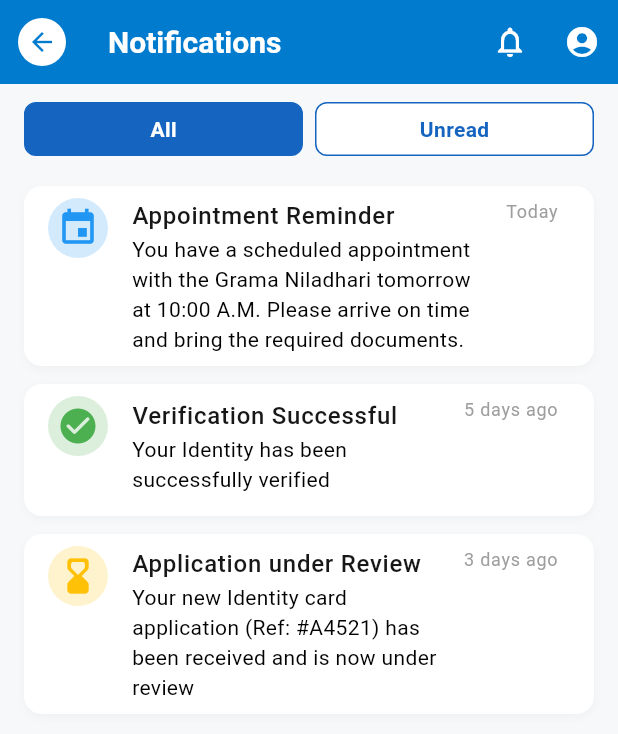
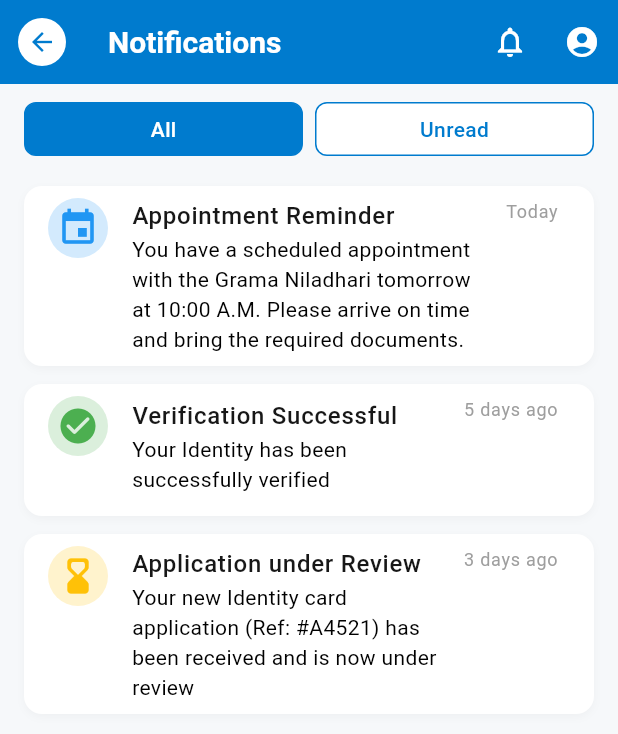
Before and after one commit to TeamSudoForge/SudoForge_GovConnect, a Flutter app: the screen it shows after launch, after a tap on the "notifications none" icon, on a phone screen of 412 x 824 dp. Shown: the top 734 px of the screen. Run offline on Flutter 3.47's test engine with Material 3 defaults, Android fonts, the phone set to English and light mode, and no system bars; our stand-ins replace remixicon.

Commit message:
fix: notification screen styles

```diff
--- a/frontend/lib/main.dart
+++ b/frontend/lib/main.dart
@@ -45,16 +45,9 @@ class HomePage extends StatelessWidget {
               onPressed: () {
                 Navigator.of(
                   context,
-                ).pushNamed(AppRoutes.govConnectSignInScreen);
+                ).push(MaterialPageRoute(builder: (_) => const LoginScreen()));
               },
               child: const Text('Go to Login'),
-            ),
-            const SizedBox(height: 16),
-            ElevatedButton(
-              onPressed: () {
-                Navigator.of(context).pushNamed(AppRoutes.notificationsScreen);
-              },
-              child: const Text('Go to Notifications'),
             ),
           ],
         ),
--- a/frontend/lib/src/presentation/screens/notifications_screen.dart
+++ b/frontend/lib/src/presentation/screens/notifications_screen.dart
@@ -51,7 +51,7 @@ class _NotificationsScreenState extends State<NotificationsScreen> {
 
   @override
   Widget build(BuildContext context) {
-    final styles = TextStyleHelper.instance;
+    final textStyles = TextStyleHelper.instance;
     final filtered = showUnread
         ? notifications.where((n) => n.unread).toList()
         : notifications;
@@ -61,9 +61,6 @@ class _NotificationsScreenState extends State<NotificationsScreen> {
         showBackButton: true,
         showNotifications: true,
         showProfile: true,
-        backgroundColor: Colors.blueAccent,
-        iconColor: Colors.white,
-        textColor: Colors.white,
       ),
       backgroundColor: const Color(0xFFF6F8FA),
       body: Column(
@@ -114,11 +111,13 @@ class _NotificationsScreenState extends State<NotificationsScreen> {
                       backgroundColor: n.iconBackgroundColor,
                       child: Icon(n.icon, color: n.iconColor, size: 28),
                     ),
-                    title: Text(n.title, style: styles.title16Medium),
-                    subtitle: Text(n.message, style: styles.body14Regular),
+                    title: Text(n.title, style: textStyles.title16Medium),
+                    subtitle: Text(n.message, style: textStyles.body14Regular),
                     trailing: Text(
                       _formatDate(n.date),
-                      style: styles.body12Regular.copyWith(color: Colors.grey),
+                      style: textStyles.body12Regular.copyWith(
+                        color: Colors.grey,
+                      ),
                     ),
                     isThreeLine: true,
                   ),
@@ -162,16 +161,19 @@ class _FilterButton extends StatelessWidget {
       child: Container(
         height: 36,
         decoration: BoxDecoration(
-          color: selected ? const Color(0xFF1565C0) : Colors.white,
+          color: selected
+              ? Theme.of(context).primaryColor
+              : Theme.of(context).colorScheme.surface,
           borderRadius: BorderRadius.circular(8),
-          border: Border.all(color: const Color(0xFF1565C0)),
+          border: Border.all(color: Theme.of(context).primaryColor),
         ),
         alignment: Alignment.center,
         child: Text(
           label,
-          style: TextStyle(
-            color: selected ? Colors.white : const Color(0xFF1565C0),
-            fontWeight: FontWeight.w600,
+          style: TextStyleHelper.instance.body14Medium.copyWith(
+            color: selected
+                ? Theme.of(context).colorScheme.onPrimary
+                : Theme.of(context).primaryColor,
           ),
         ),
       ),
```
